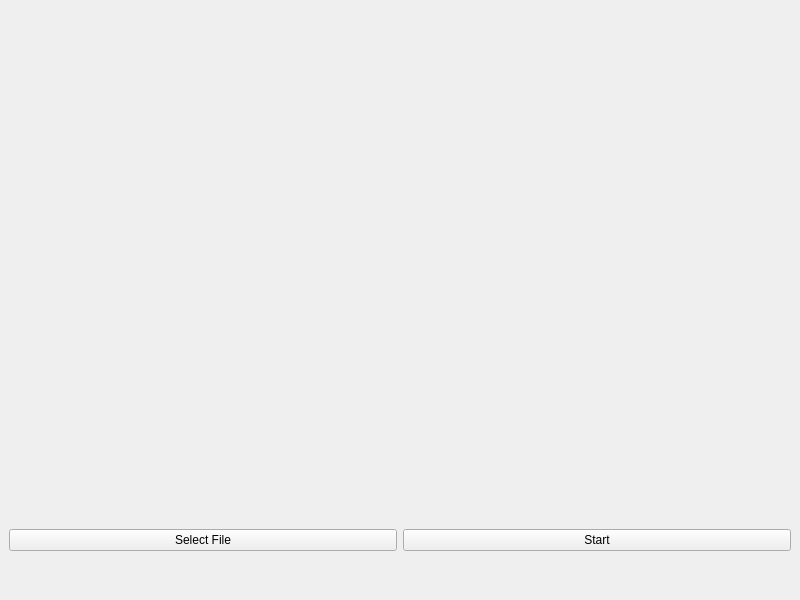
First picture: the form in UI/templates/mainwindow.ui, repository milonpabis/heartbeat-anomaly-detection, before the edit.
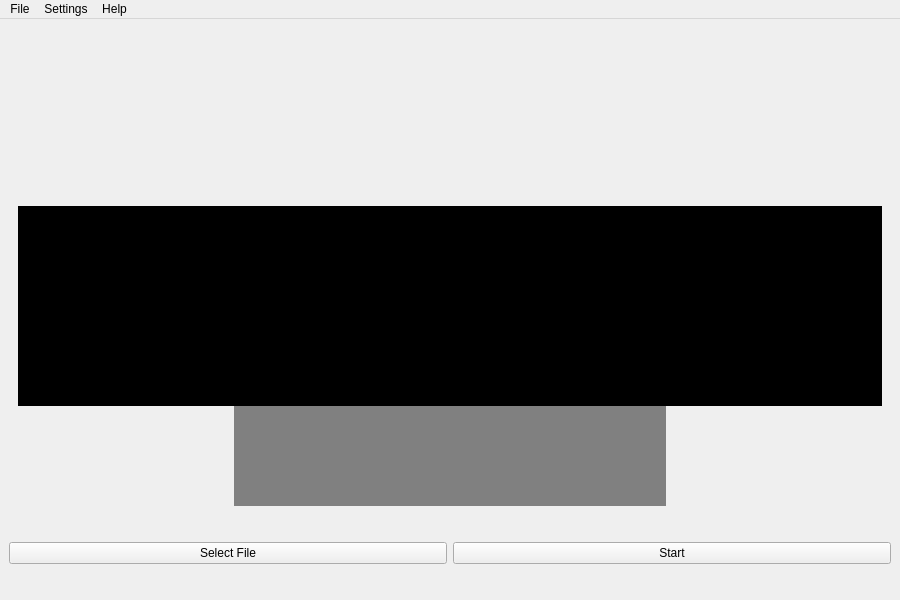
Second picture: the form after the edit.

Commit message: Utils, signal on UI

Patch:
```diff
--- a/UI/templates/mainwindow.ui
+++ b/UI/templates/mainwindow.ui
@@ -6,7 +6,7 @@
    <rect>
     <x>0</x>
     <y>0</y>
-    <width>800</width>
+    <width>900</width>
     <height>600</height>
    </rect>
   </property>
@@ -74,16 +74,6 @@
        <property name="bottomMargin">
         <number>0</number>
        </property>
-       <item>
-        <widget class="QFrame" name="frame_7">
-         <property name="frameShape">
-          <enum>QFrame::NoFrame</enum>
-         </property>
-         <property name="frameShadow">
-          <enum>QFrame::Raised</enum>
-         </property>
-        </widget>
-       </item>
        <item>
         <widget class="QFrame" name="frame_6">
          <property name="frameShape">
@@ -92,7 +82,7 @@
          <property name="frameShadow">
           <enum>QFrame::Raised</enum>
          </property>
-         <layout class="QVBoxLayout" name="verticalLayout_2">
+         <layout class="QHBoxLayout" name="horizontalLayout_4">
           <property name="spacing">
            <number>0</number>
           </property>
@@ -110,24 +100,38 @@
           </property>
           <item>
            <widget class="QLabel" name="l_main">
+            <property name="minimumSize">
+             <size>
+              <width>864</width>
+              <height>200</height>
+             </size>
+            </property>
+            <property name="maximumSize">
+             <size>
+              <width>864</width>
+              <height>200</height>
+             </size>
+            </property>
+            <property name="layoutDirection">
+             <enum>Qt::LeftToRight</enum>
+            </property>
+            <property name="styleSheet">
+             <string notr="true">background-color: black;</string>
+            </property>
             <property name="text">
              <string/>
             </property>
+            <property name="scaledContents">
+             <bool>true</bool>
+            </property>
+            <property name="alignment">
+             <set>Qt::AlignCenter</set>
+            </property>
            </widget>
           </item>
          </layout>
         </widget>
        </item>
-       <item>
-        <widget class="QFrame" name="frame_8">
-         <property name="frameShape">
-          <enum>QFrame::NoFrame</enum>
-         </property>
-         <property name="frameShadow">
-          <enum>QFrame::Raised</enum>
-         </property>
-        </widget>
-       </item>
       </layout>
      </widget>
     </item>
@@ -191,6 +195,16 @@
           </property>
           <item>
            <widget class="QLabel" name="l_sub">
+            <property name="minimumSize">
+             <size>
+              <width>432</width>
+              <height>100</height>
+             </size>
+            </property>
+            <property name="styleSheet">
+             <string notr="true">background-color: gray;
+</string>
+            </property>
             <property name="text">
              <string/>
             </property>
@@ -240,6 +254,34 @@
     </item>
    </layout>
   </widget>
+  <widget class="QMenuBar" name="menuBar">
+   <property name="geometry">
+    <rect>
+     <x>0</x>
+     <y>0</y>
+     <width>900</width>
+     <height>21</height>
+    </rect>
+   </property>
+   <widget class="QMenu" name="menuFile">
+    <property name="title">
+     <string>File</string>
+    </property>
+   </widget>
+   <widget class="QMenu" name="menuTheme">
+    <property name="title">
+     <string>Settings</string>
+    </property>
+   </widget>
+   <widget class="QMenu" name="menuHelp">
+    <property name="title">
+     <string>Help</string>
+    </property>
+   </widget>
+   <addaction name="menuFile"/>
+   <addaction name="menuTheme"/>
+   <addaction name="menuHelp"/>
+  </widget>
  </widget>
  <resources/>
  <connections/>
```
The commit also changes 3 other files.
